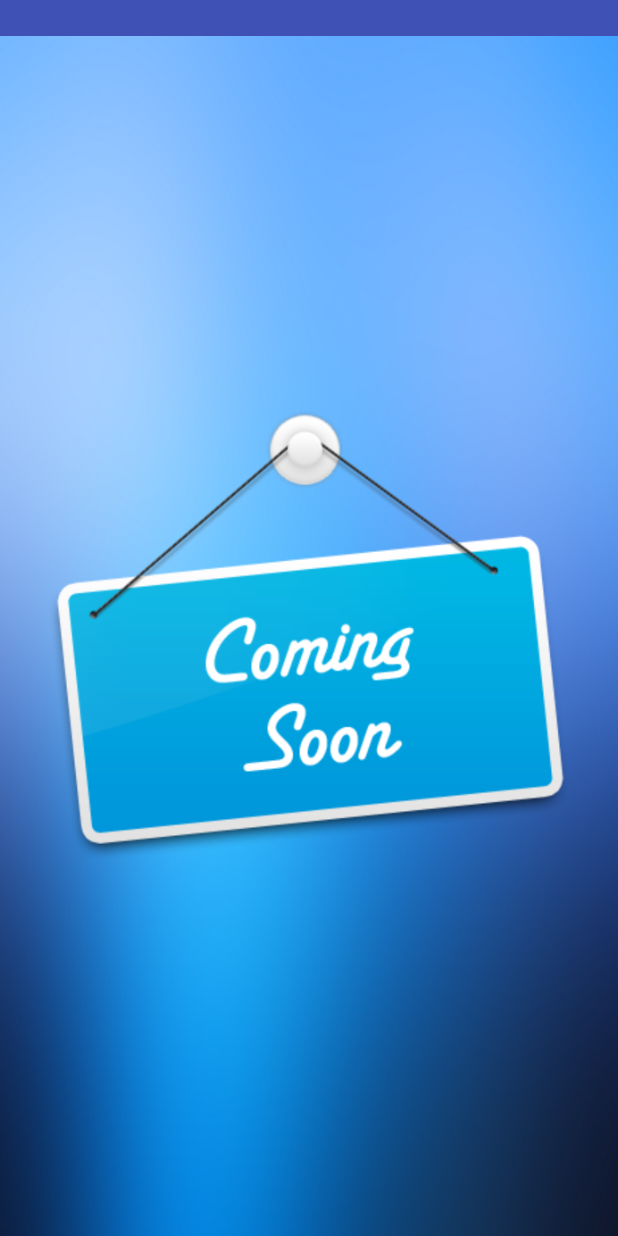
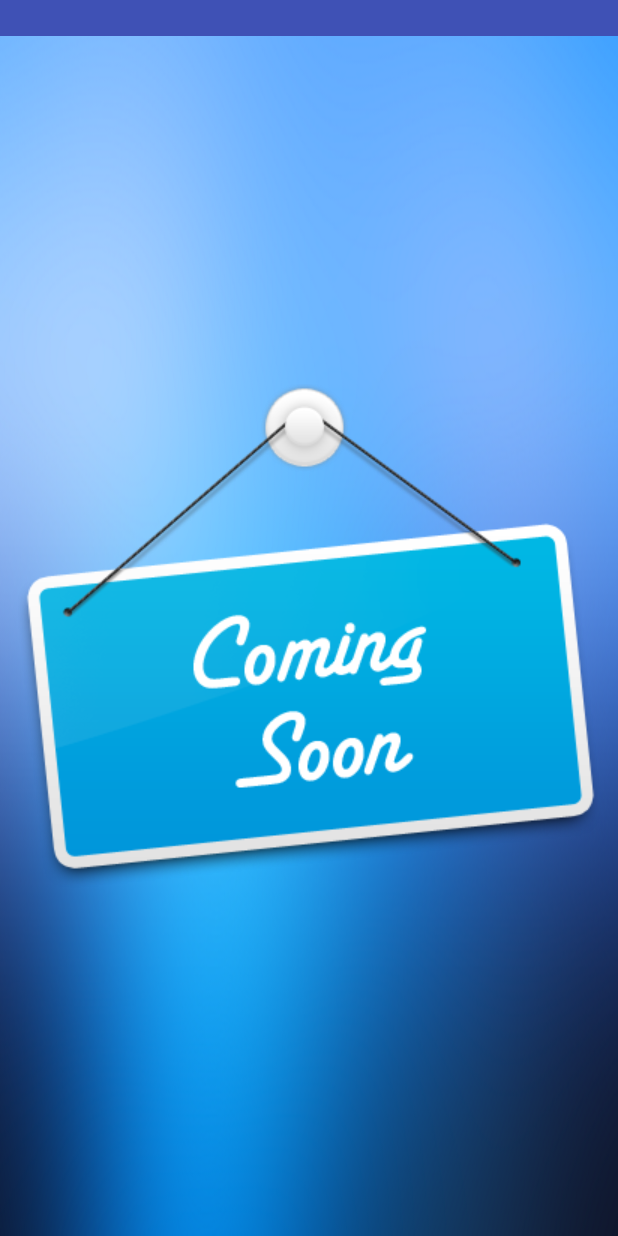
Before and after one commit to shubhamjharwal/GrocT, an Android app: the Cart screen opened directly, with no data from a screen before it, on a phone screen of 412 x 824 dp. Run offline under Robolectric (Android 15) with nearby library versions, the phone set to English and light mode, and no system bars.

Commit message:
Re Check Changes

```diff
--- a/app/src/main/java/tjs/co/in/groct/MainActivity.java
+++ b/app/src/main/java/tjs/co/in/groct/MainActivity.java
@@ -153,6 +153,7 @@ public class MainActivity extends AppCompatActivity {
 
 
         };
+
         Drawer.setDrawerListener(mDrawerToggle); // Drawer Listener set to the Drawer toggle
         mDrawerToggle.syncState();// Finally we set the drawer toggle sync State
 
--- a/app/src/main/res/layout/activity_cart.xml
+++ b/app/src/main/res/layout/activity_cart.xml
@@ -8,20 +8,21 @@
         layout="@layout/statusbarcolor"/>
 
 
-
     <LinearLayout
         android:gravity="center"
         android:orientation="horizontal"
     android:layout_width="match_parent"
     android:layout_height="match_parent">
 
-    <ImageView
-        android:src="@drawable/comingsoon"
-        android:layout_width="match_parent"
-        android:layout_height="300dp" />
+<ImageView
+    android:layout_width="wrap_content"
+    android:layout_height="wrap_content"
+    android:src="@drawable/comingsoon"/>
 
 
-</LinearLayout>
+
+
+    </LinearLayout>
 
 
 
```
Also changed, not shown: app/src/main/java/tjs/co/in/groct/Cart.java (+9 -0 lines).
